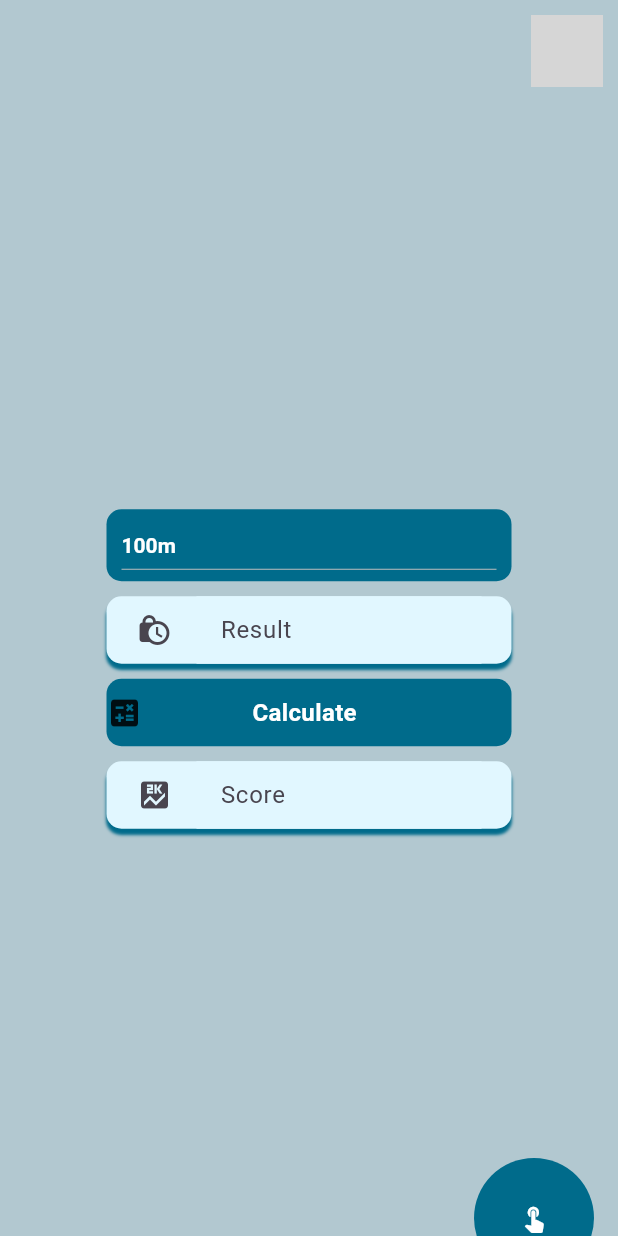
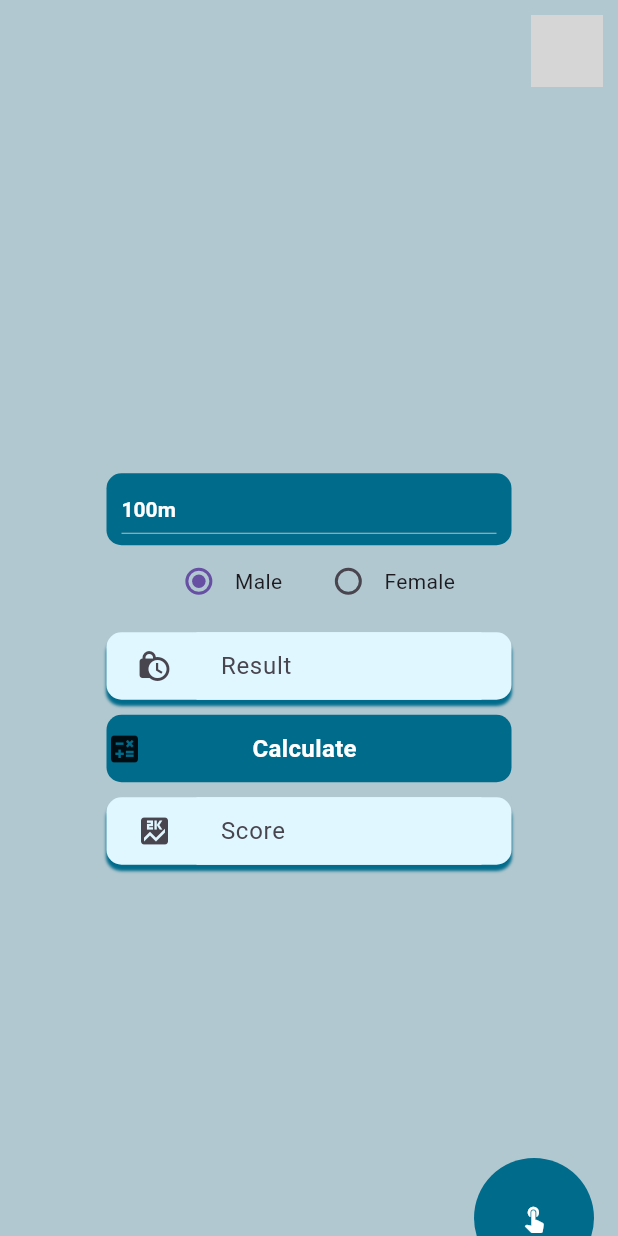
Before and after one commit to MohamaddMortada/AI-Front-End, a Flutter app: the Calculate screen opened by its route, on a phone screen of 412 x 824 dp. Run offline on Flutter 3.47's test engine with Material 3 defaults, Android fonts, the phone set to English and light mode, and no system bars; our stand-ins replace flutter_secure_storage, get, image_picker; accounts and stored records are empty; network calls fail; grey boxes are pictures that could not be loaded.

Commit message:
Creating gender radio button

```diff
--- a/lib/pages/calculate.dart
+++ b/lib/pages/calculate.dart
@@ -19,6 +19,7 @@ class _CalculateState extends State<Calculate> {
   ];
 
   String _selectedEvent = '100m';
+  String? _selectedGender = 'Male';
 
   @override
   Widget build(BuildContext context) {
@@ -61,6 +62,32 @@ class _CalculateState extends State<Calculate> {
                     },
                   ),
                 ),
+                Row(
+                  mainAxisAlignment: MainAxisAlignment.center,
+                  children: [
+                    Radio<String>(
+                      value: 'Male',
+                      groupValue: _selectedGender,
+                      onChanged: (String? value) {
+                        setState(() {
+                          _selectedGender = value;
+                        });
+                      },
+                    ),
+                    const Text('Male'),
+                    const SizedBox(width: 20),
+                    Radio<String>(
+                      value: 'Female',
+                      groupValue: _selectedGender,
+                      onChanged: (String? value) {
+                        setState(() {
+                          _selectedGender = value;
+                        });
+                      },
+                    ),
+                    const Text('Female'),
+                  ],
+                ),
 
                 const SizedBox(
                   height: 10,
```
